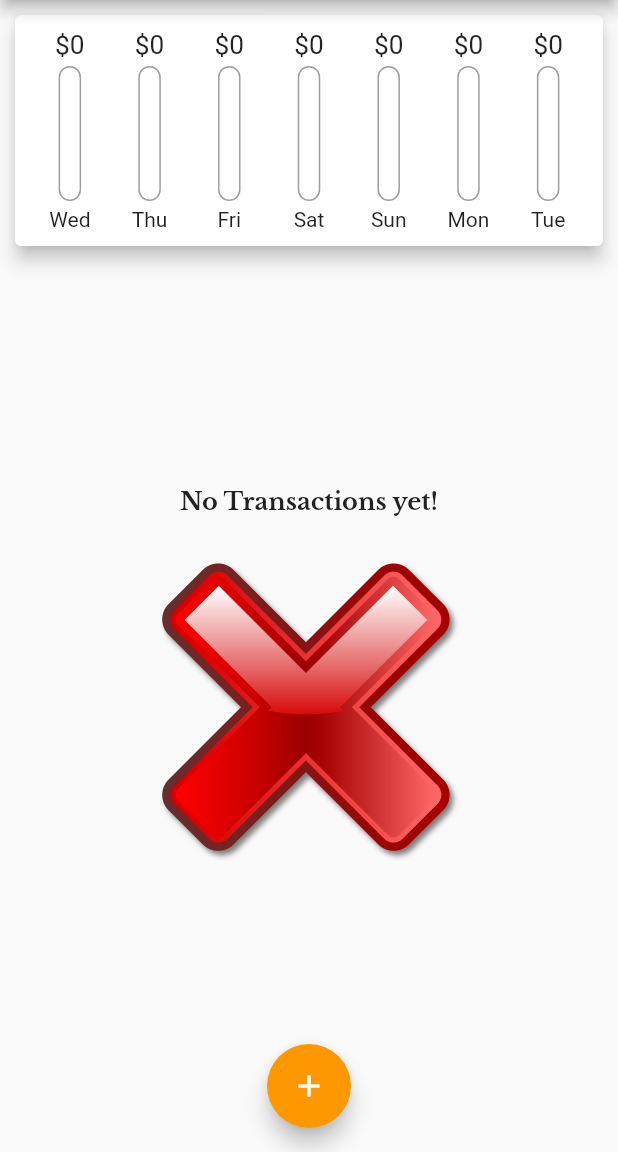
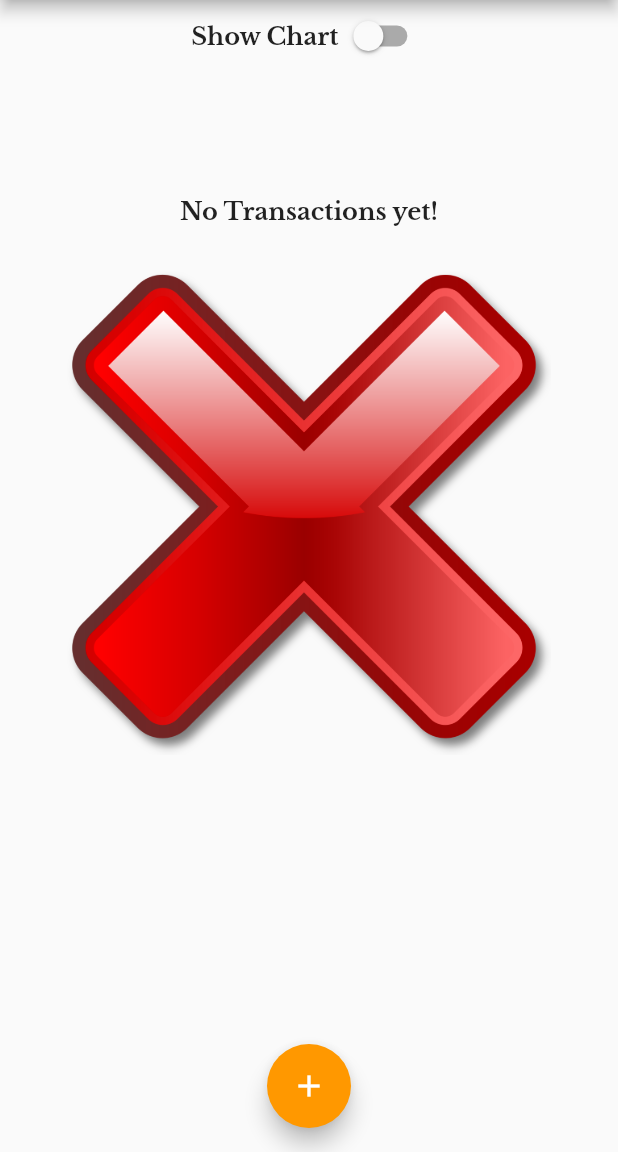
Before and after one commit to baralisachin10/Expanse_Planner, a Flutter app: the screen it shows after launch, on a phone screen of 412 x 824 dp, the part 84-1236 px from its top. Run offline on Flutter 3.47's test engine with Material 2 defaults, Android fonts, the phone set to English and light mode, and no system bars; our stand-ins replace google_fonts.

Commit message:
expanse planner

```diff
--- a/lib/main.dart
+++ b/lib/main.dart
@@ -1,8 +1,15 @@
 import 'package:flutter/material.dart';
+// import 'package:flutter/services.dart';
 import './screens/myHomaPage.dart';
 import 'package:google_fonts/google_fonts.dart';
 
-void main() => runApp(const MyApp());
+void main() {
+  // To make device run only on potrait mode
+  // WidgetsFlutterBinding.ensureInitialized();
+  // SystemChrome.setPreferredOrientations(
+  //     [DeviceOrientation.portraitUp, DeviceOrientation.portraitDown]);
+  runApp(const MyApp());
+}
 
 class MyApp extends StatelessWidget {
   const MyApp({super.key});
@@ -12,7 +19,9 @@ class MyApp extends StatelessWidget {
     return MaterialApp(
         title: 'Personal Expenses',
         debugShowCheckedModeBanner: false,
-        home: MyHomePage(),
+        home: const MyHomePage(), //This is main page of our app
+
+        // theme data for overall app
         theme: ThemeData(
           primaryColor: Colors.purple,
           primarySwatch: Colors.purple,
--- a/lib/screens/myHomaPage.dart
+++ b/lib/screens/myHomaPage.dart
@@ -14,18 +14,15 @@ class MyHomePage extends StatefulWidget {
 class _MyHomePageState extends State<MyHomePage> {
   final textController = TextEditingController();
   final amountController = TextEditingController();
-
-  final List<Transaction> _userTransaction = [
-    //   Transaction(
-    //       id: 't1', title: 'New Shoes', amount: 69.99, date: DateTime.now()),
-    //   Transaction(id: 't2', title: 'Books', amount: 16.25, date: DateTime.now())
-  ];
+  final List<Transaction> _userTransaction = [];
 
   List<Transaction> get _recentTransactions {
     return _userTransaction.takeWhile((tx) {
       return tx.date.isAfter(DateTime.now().subtract(Duration(days: 7)));
     }).toList();
   }
+
+  bool _showChart = false;
 
   void _addNewTransaction(
       String txTitle, double txAmount, DateTime selectedDate) {
@@ -56,22 +53,46 @@ class _MyHomePageState extends State<MyHomePage> {
 
   @override
   Widget build(BuildContext context) {
+    final appBar = AppBar(
+      title: const Text("Personal Expenses"),
+      actions: [
+        IconButton(
+            onPressed: () => _startAddNewTransaction(context),
+            icon: const Icon(Icons.add))
+      ],
+    );
     return Scaffold(
-      appBar: AppBar(
-        title: const Text("Personal Expenses"),
-        actions: [
-          IconButton(
-              onPressed: () => _startAddNewTransaction(context),
-              icon: const Icon(Icons.add))
-        ],
-      ),
+      appBar: appBar,
       body: SingleChildScrollView(
         child: Column(
             // mainAxisAlignment: MainAxisAlignment.spaceAround,
             crossAxisAlignment: CrossAxisAlignment.stretch,
             children: [
-              Chart(_recentTransactions),
-              TransactionList(_userTransaction, _deleteTransaction),
+              Row(mainAxisAlignment: MainAxisAlignment.center, children: [
+                Text('Show Chart',
+                    style: Theme.of(context).textTheme.titleLarge),
+                Switch(
+                    value: _showChart,
+                    onChanged: (val) {
+                      setState(() {
+                        _showChart = val;
+                      });
+                    })
+              ]),
+              _showChart
+                  ? SizedBox(
+                      height: (MediaQuery.of(context).size.height -
+                              appBar.preferredSize.height -
+                              MediaQuery.of(context).padding.top) *
+                          0.3,
+                      child: Chart(_recentTransactions))
+                  : SizedBox(
+                      height: (MediaQuery.of(context).size.height -
+                              appBar.preferredSize.height -
+                              MediaQuery.of(context).padding.top) *
+                          0.7,
+                      child: TransactionList(
+                          _userTransaction, _deleteTransaction)),
             ]),
       ),
       floatingActionButtonLocation: FloatingActionButtonLocation.centerFloat,
--- a/lib/widgets/chart.dart
+++ b/lib/widgets/chart.dart
@@ -33,8 +33,8 @@ class Chart extends StatelessWidget {
   @override
   Widget build(BuildContext context) {
     return Card(
-      elevation: 5,
-      margin: const EdgeInsets.all(10.0),
+      elevation: 7,
+      margin: const EdgeInsets.all(15.0),
       child: Padding(
         padding: const EdgeInsets.all(10.0),
         child: Row(
--- a/lib/widgets/chart_bar.dart
+++ b/lib/widgets/chart_bar.dart
@@ -10,18 +10,20 @@ class ChartBar extends StatelessWidget {
 
   @override
   Widget build(BuildContext context) {
+    return LayoutBuilder(builder: (ctx, constraints) {
       return Column(
         children: [
           SizedBox(
-            height: 20,
+              height: constraints.maxHeight * 0.15,
               child: FittedBox(
-                child: Text('\$${spendingAmount.toStringAsFixed(0)}'))),
-        const SizedBox(
-          height: 4,
+                  child: Text('\$${spendingAmount.toStringAsFixed(0)}',
+                      style: TextStyle(fontSize: 8)))),
+          SizedBox(
+            height: constraints.maxHeight * 0.05,
           ),
           SizedBox(
             width: 15,
-          height: 90,
+            height: constraints.maxHeight * 0.6,
             child: Stack(children: [
               Container(
                 decoration: BoxDecoration(
@@ -30,7 +32,8 @@ class ChartBar extends StatelessWidget {
                     color: Colors.grey,
                     width: 1.0,
                   ),
-                  color: const Color.fromARGB(1, 220, 220, 220)),
+                  color: const Color.fromARGB(220, 220, 220, 220),
+                ),
               ),
               FractionallySizedBox(
                 heightFactor: spendingPctOfTotal,
@@ -42,9 +45,12 @@ class ChartBar extends StatelessWidget {
               )
             ]),
           ),
-        const SizedBox(height: 4),
-        Text(label),
+          SizedBox(
+            height: constraints.maxHeight * 0.05,
+          ),
+          SizedBox(height: constraints.maxHeight * 0.15, child: Text(label)),
         ],
       );
+    });
   }
 }
--- a/lib/widgets/transactions_list.dart
+++ b/lib/widgets/transactions_list.dart
@@ -10,10 +10,9 @@ class TransactionList extends StatelessWidget {
 
   @override
   Widget build(BuildContext context) {
-    return SizedBox(
-      height: 550,
-      child: transactions.isEmpty
-          ? Column(
+    return transactions.isEmpty
+        ? LayoutBuilder(builder: (ctx, constraints) {
+            return Column(
               mainAxisAlignment: MainAxisAlignment.center,
               children: [
                 Text("No Transactions yet!",
@@ -22,14 +21,15 @@ class TransactionList extends StatelessWidget {
                   height: 30,
                 ),
                 SizedBox(
-                  height: 200,
+                  height: constraints.maxHeight * 0.6,
                   child: Image.asset(
                     'assets/images/nothing.png',
                     fit: BoxFit.cover,
                   ),
                 ),
               ],
-            )
+            );
+          })
         : ListView.builder(
             itemBuilder: (context, index) {
               return Card(
@@ -61,7 +61,6 @@ class TransactionList extends StatelessWidget {
                   ));
             },
             itemCount: transactions.length,
-            ),
           );
   }
 }
```
Lines whose indentation alone changed are shown as unchanged.
